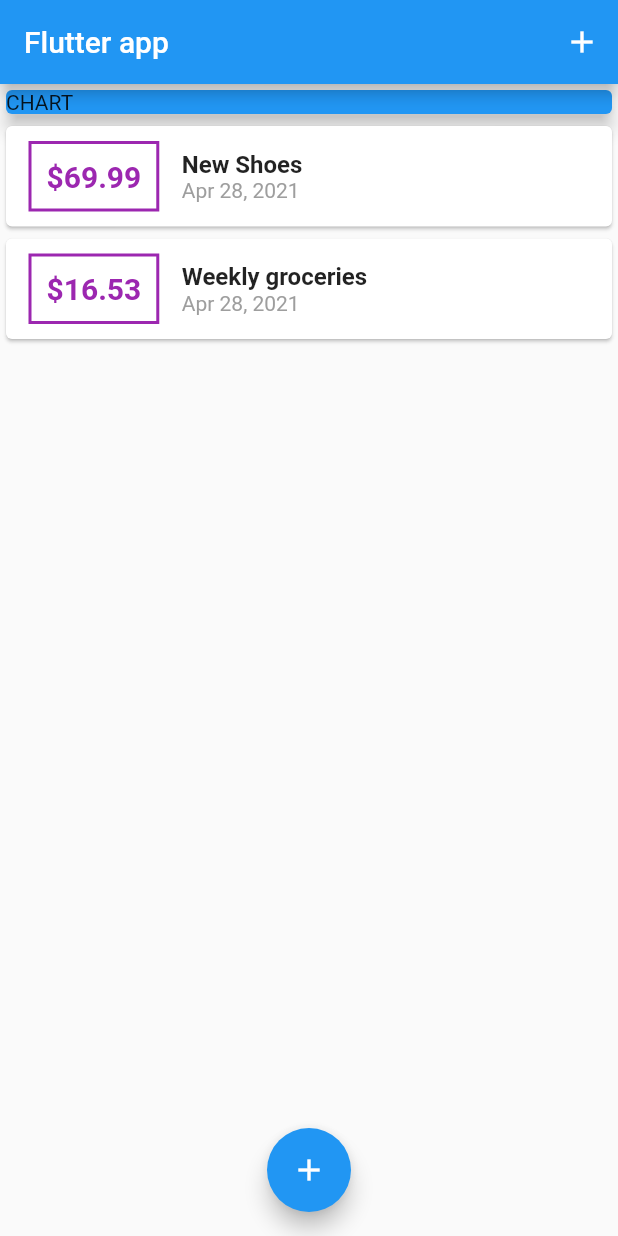
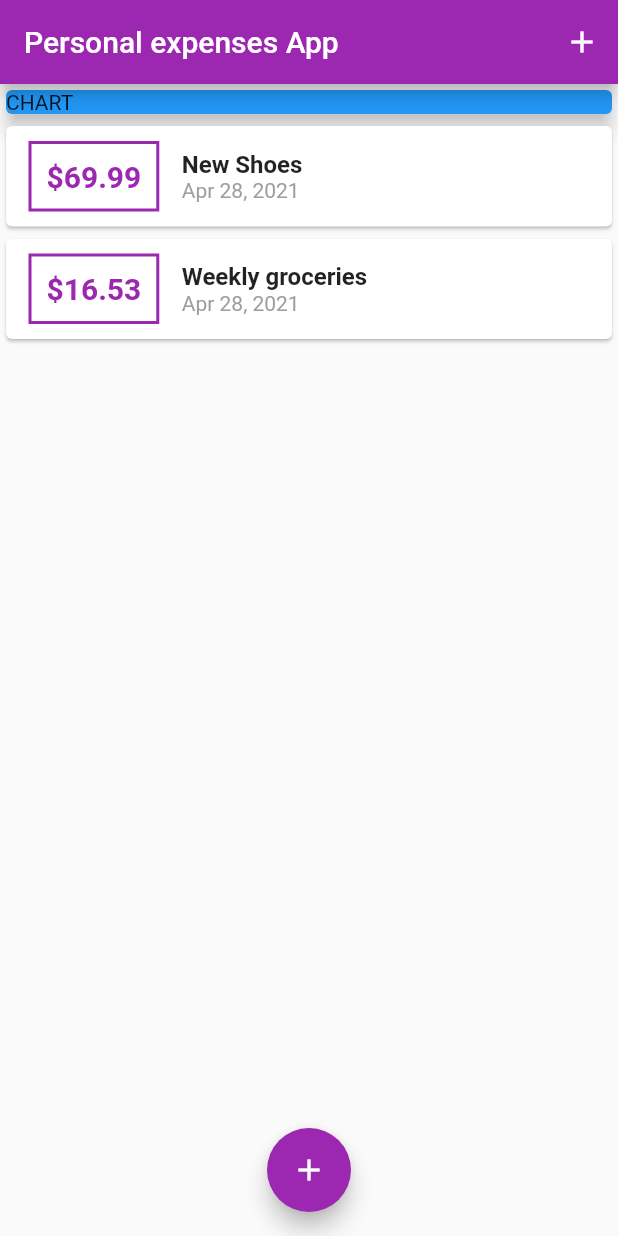
Before and after one commit to learnerdilip/personal_expense_App, a Flutter app: the screen it shows after launch, on a phone screen of 412 x 824 dp. Run offline on Flutter 3.47's test engine with Material 2 defaults, Android fonts, the phone set to English and light mode, and no system bars.

```diff
--- a/lib/main.dart
+++ b/lib/main.dart
@@ -12,7 +12,8 @@ class MyApp extends StatelessWidget {
   @override
   Widget build(BuildContext context) {
     return MaterialApp(
-      title: 'Flutter Demo',
+      title: 'Personal expenses App',
+      theme: ThemeData(primarySwatch: Colors.purple),
       home: MyHomePage(),
     );
   }
@@ -24,7 +25,6 @@ class MyHomePage extends StatefulWidget {
 }
 
 class _MyHomePageState extends State<MyHomePage> {
-
   final List<Transaction> _userTransactions = [
     Transaction(
       id: 't1',
@@ -70,7 +70,7 @@ class _MyHomePageState extends State<MyHomePage> {
   Widget build(BuildContext context) {
     return Scaffold(
       appBar: AppBar(
-        title: Text('Flutter app'),
+        title: Text('Personal expenses App'),
         actions: <Widget>[
           IconButton(
             icon: Icon(Icons.add),
```
